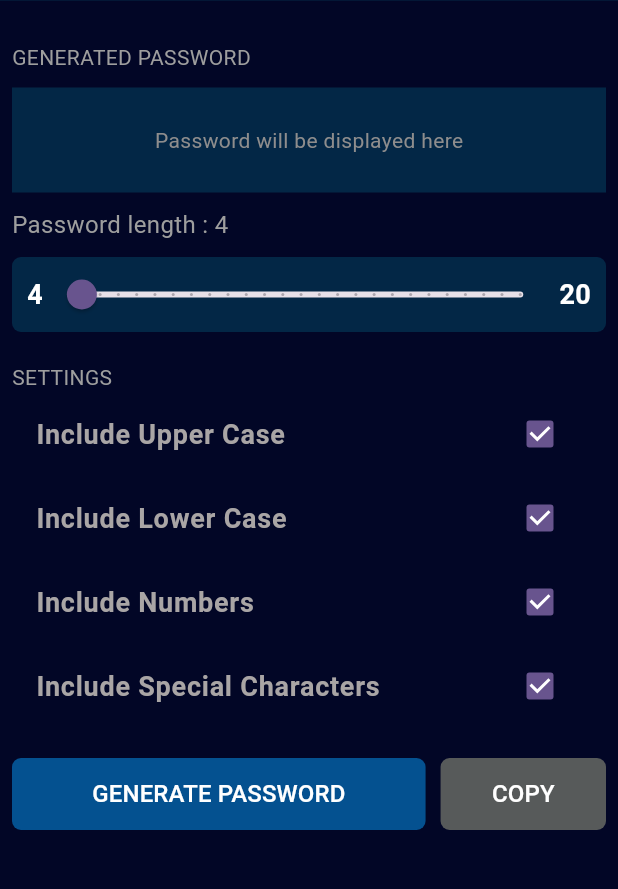
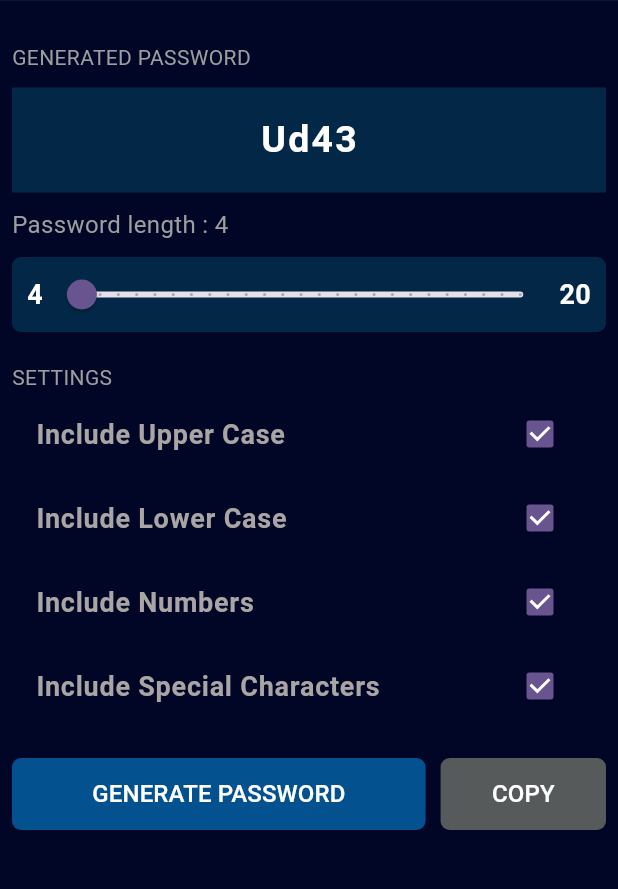
Before and after one commit to suhail9645/password_generator, a Flutter app: the screen it shows after launch, after a tap on "GENERATE PASSWORD", on a phone screen of 412 x 824 dp, the part 82-971 px from its top. Run offline on Flutter 3.47's test engine with Material 2 defaults, Android fonts, the phone set to English and light mode, and no system bars; our stand-ins replace get.

Commit message:
UI completed

```diff
--- a/lib/main.dart
+++ b/lib/main.dart
@@ -1,6 +1,6 @@
 import 'package:flutter/material.dart';
 import 'package:password_generator/password_section/generator_page.dart';
-
+import 'package:get/get.dart';
 void main() {
   runApp(const MyApp());
 }
@@ -10,14 +10,14 @@ class MyApp extends StatelessWidget {
 
   @override
   Widget build(BuildContext context) {
-    return MaterialApp(
+    return  GetMaterialApp(
      debugShowCheckedModeBanner: false,
       title: 'Flutter Demo',
       theme: ThemeData(
         colorScheme: ColorScheme.fromSeed(seedColor: Colors.deepPurple),
         useMaterial3: true,
       ),
-      home:const GeneratorPage()
+      home: GeneratorPage()
     );
   }
 }
--- /dev/null
+++ b/lib/password_section/controller.dart
@@ -0,0 +1,49 @@
+import 'dart:math';
+import 'package:get/get.dart';
+
+class HomePageController extends GetxController {
+  final List<bool> checkList = List.filled(4, true).obs;
+  final password = ''.obs;
+  final count = 4.obs;
+  onChangeSlider(int data) {
+    count(data);
+  }
+
+  onChangeCheck(bool value, int index) {
+    checkList[index] = value;
+  }
+
+  onGeneratePassword() {
+    bool isvalid = false;
+    for (var element in checkList) {
+      if (element == true) {
+        isvalid = true;
+        break;
+      }
+    }
+    if (isvalid) {
+      bool includeUpperCase = checkList[0];
+      bool includeLowerCase = checkList[1];
+      bool includeNumbers = checkList[2];
+      bool includeSpecialChars = checkList[3];
+      String chars = '';
+      if (includeUpperCase) chars += 'ABCDEFGHIJKLMNOPQRSTUVWXYZ';
+      if (includeLowerCase) chars += 'abcdefghijklmnopqrstuvwxyz';
+      if (includeNumbers) chars += '0123456789';
+      if (includeSpecialChars) chars += '!@#\$%^&*()_-+=<>?/{}[]|~';
+      final random = Random();
+      String gPassword = '';
+      for (int i = 0; i < count.value; i++) {
+        gPassword += chars[random.nextInt(chars.length)];
+      }
+      password(gPassword);
+    } else {
+      Get.showSnackbar(
+        const GetSnackBar(
+          message: 'Please chose atleast one option',
+          duration: Duration(seconds: 3),
+        ),
+      );
+    }
+  }
+}
--- a/lib/password_section/generator_page.dart
+++ b/lib/password_section/generator_page.dart
@@ -1,32 +1,12 @@
 import 'package:flutter/material.dart';
+import 'package:get/get.dart';
 import 'package:password_generator/const.dart';
+import 'package:password_generator/password_section/controller.dart';
 
-class GeneratorPage extends StatefulWidget {
-  const GeneratorPage({super.key});
+class GeneratorPage extends StatelessWidget {
+   GeneratorPage({super.key});
 
-  @override
-  State<GeneratorPage> createState() => _GeneratorPageState();
-}
-
-class _GeneratorPageState extends State<GeneratorPage> {
-  int passwordLength = 4;
-  bool includeUpperCase = true;
-  bool includeLowerCase = true;
-  bool includeNumbers = true;
-  bool includeSpecialChars = true;
-  late List<bool> checkList;
-
-  @override
-  void initState() {
-    checkList = [
-      includeUpperCase,
-      includeLowerCase,
-      includeNumbers,
-      includeSpecialChars
-    ];
-    // TODO: implement initState
-    super.initState();
-  }
+  final HomePageController controller = Get.put(HomePageController());
 
   @override
   Widget build(BuildContext context) {
@@ -75,22 +55,33 @@ class _GeneratorPageState extends State<GeneratorPage> {
                     ],
                   ),
                   spaceForHeight10,
-                  Container(
+                  Obx(
+                    () => Container(
                       width: double.infinity,
                       height: 70,
                       color: kColor,
-                    child: const Center(
-                      child: Text(
+                      child: Center(
+                          child: controller.password.value == ''
+                              ? const Text(
                                   'Password will be displayed here',
                                   style: TextStyle(
-                            color: Color.fromARGB(255, 142, 141, 141)),
-                      ),
+                                      color:
+                                          Color.fromARGB(255, 142, 141, 141)),
+                                )
+                              : Text(controller.password.value,
+                                  style: const TextStyle(
+                                    letterSpacing: 1.5,
+                                      color: Colors.white,
+                                      fontSize: 25,
+                                      fontWeight: FontWeight.bold))),
                     ),
                   ),
                   spaceForHeight10,
-                  Text(
-                    'Password length : $passwordLength',
+                  Obx(
+                    () => Text(
+                      'Password length : ${controller.count.value}',
                       style: const TextStyle(color: Colors.grey, fontSize: 16),
+                    ),
                   ),
                   spaceForHeight10,
                   Container(
@@ -106,17 +97,16 @@ class _GeneratorPageState extends State<GeneratorPage> {
                           style: textStyle,
                         ),
                         Expanded(
-                          child: Slider(
-                            value: passwordLength.toDouble(),
+                          child: Obx(
+                            () => Slider(
+                                value: controller.count.value.toDouble(),
                                 onChanged: (double value) {
-                              setState(() {
-                                passwordLength = value.toInt();
-                              });
+                                  controller.onChangeSlider(value.toInt());
                                 },
                                 min: 4,
                                 max: 20,
                                 divisions: 24,
-                            label: passwordLength.toString(),
+                                label: controller.count.value.toString()),
                           ),
                         ),
                         const Text(
@@ -135,14 +125,14 @@ class _GeneratorPageState extends State<GeneratorPage> {
                   Column(
                     children: List.generate(
                       4,
-                      (index) => CheckBoxWidget(
-                        value: checkList[index],
+                      (index) => Obx(
+                        () => CheckBoxWidget(
+                          value: controller.checkList[index],
                           onChanged: (value) {
-                          setState(() {
-                            checkList[index] = value!;
-                          });
+                            controller.onChangeCheck(value!, index);
                           },
                           title: listCheckBox[index],
+                        ),
                       ),
                     ),
                   ),
@@ -153,15 +143,20 @@ class _GeneratorPageState extends State<GeneratorPage> {
                         flex: 5,
                         child: ButtonContainer(
                           text: 'GENERATE PASSWORD',
-                              onTap: () {},
-                              color: const Color.fromARGB(255, 4, 81, 144),),),
+                          onTap: () {
+                            controller.onGeneratePassword();
+                          },
+                          color: const Color.fromARGB(255, 4, 81, 144),
+                        ),
+                      ),
                       spaceForWidth10,
                       Expanded(
                         flex: 2,
                         child: ButtonContainer(
                           text: 'COPY',
                           onTap: () {},
-                            color: const Color.fromARGB(255, 87, 90, 90),),
+                          color: const Color.fromARGB(255, 87, 90, 90),
+                        ),
                       ),
                     ],
                   )
@@ -191,7 +186,7 @@ class ButtonContainer extends StatelessWidget {
       decoration:
           BoxDecoration(borderRadius: BorderRadius.circular(6), color: color),
       child: TextButton(
-        onPressed: () {},
+        onPressed: onTap,
         child: Text(
           text,
           style: const TextStyle(color: Colors.white, fontSize: 16),
--- a/pubspec.yaml
+++ b/pubspec.yaml
@@ -35,6 +35,7 @@ dependencies:
   # The following adds the Cupertino Icons font to your application.
   # Use with the CupertinoIcons class for iOS style icons.
   cupertino_icons: ^1.0.2
+  get: ^4.6.5
 
 dev_dependencies:
   flutter_test:
```
Also changed, not shown: pubspec.lock. Lines whose indentation alone changed are shown as unchanged.
